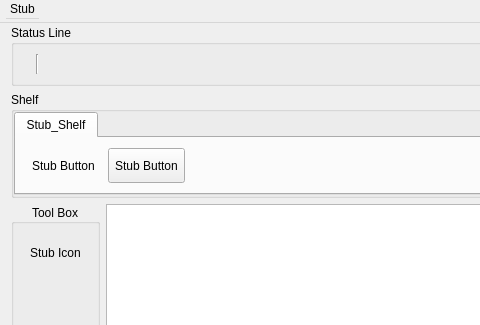
Qt form UIBot/config/UIBot.ui (FXTD-ODYSSEY/Maya-UIBot) before a commit; both pictures show x 0 to 480 and y 0 to 325 of the 927 by 714 pixel window.
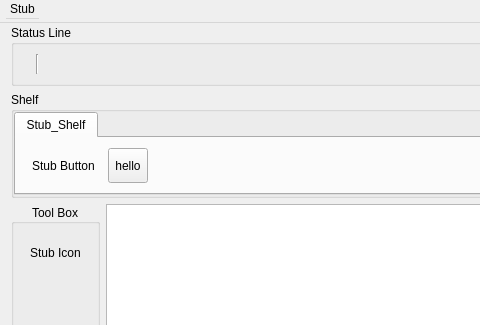
The same form after that commit. Icons and pictures are not drawn.

The edit to the form file:
```diff
--- a/UIBot/config/UIBot.ui
+++ b/UIBot/config/UIBot.ui
@@ -125,7 +125,7 @@
              <string>a</string>
             </property>
             <property name="text">
-             <string>Stub Button</string>
+             <string>hello</string>
             </property>
             <property name="icon">
              <iconset>
```
Left out of the diff: 6 changed lines with no effect on the pictures.
